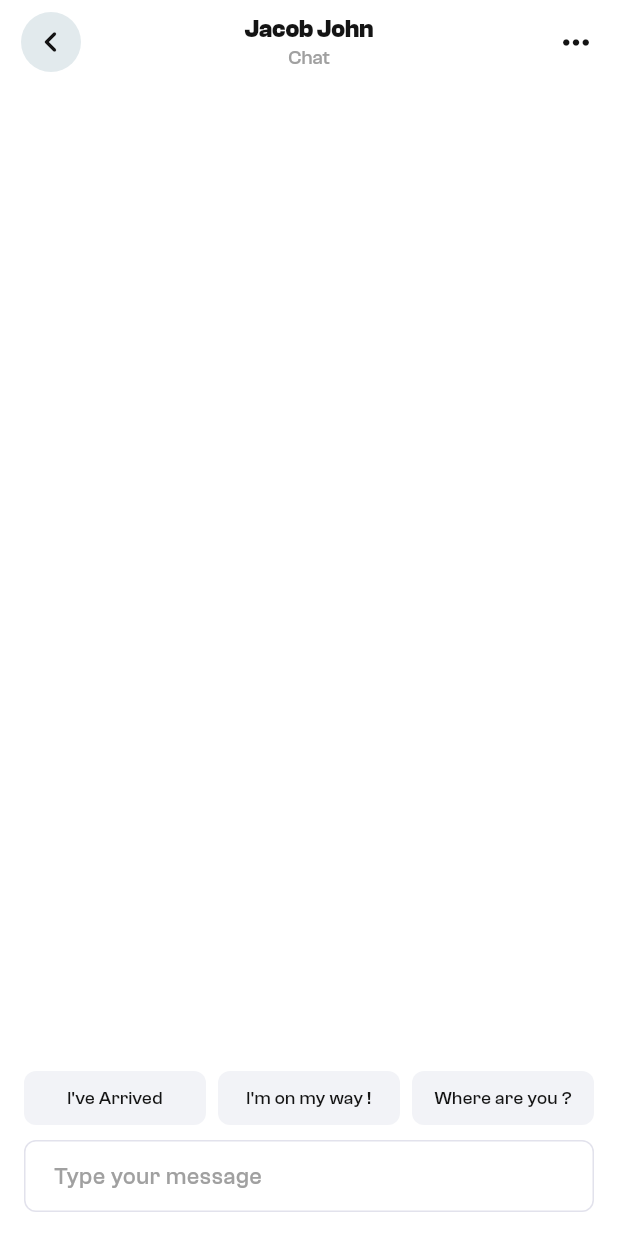
After one commit to SHIDULPP/drivefor_me, a Flutter app: the ChatScreen screen opened by its route, on a phone screen of 412 x 824 dp. The commit adds this screen. Run offline on Flutter 3.47's test engine with Material 3 defaults, Android fonts, the phone set to English and light mode, and no system bars; our stand-ins replace flutter_riverpod, flutter_svg, intl_phone_field, loading_indicator, pin_code_fields, shimmer.

Commit message:
added chat screen  with driver

```diff
--- a/lib/src/data/router/router.dart
+++ b/lib/src/data/router/router.dart
@@ -17,6 +17,7 @@ import 'package:driveforme_user/src/interfaces/onboarding/login_page.dart';
 import 'package:driveforme_user/src/interfaces/onboarding/registration_page.dart';
 import 'package:driveforme_user/src/interfaces/onboarding/splash_screen.dart';
 import 'package:driveforme_user/src/interfaces/main_pages/trip_pages/create_trip.dart';
+import 'package:driveforme_user/src/interfaces/main_pages/chat/chat_screeen.dart';
 import 'package:flutter/material.dart';
 //router file
 
@@ -181,6 +182,15 @@ Route<dynamic> generateRoute(RouteSettings? settings) {
               detailsArgs?['isOnline'],
         ),
         forcePickupTime: detailsArgs?['forcePickupTime'] == true,
+      );
+      transitionToUse = TransitionType.slideFromRight;
+      transitionDuration = const Duration(milliseconds: 400);
+      break;
+    case 'chat_screen':
+      final chatArgs = settings?.arguments as Map?;
+      page = ChatScreen(
+        participantName:
+            chatArgs?['participantName'] as String? ?? 'Jacob John',
       );
       transitionToUse = TransitionType.slideFromRight;
       transitionDuration = const Duration(milliseconds: 400);
--- /dev/null
+++ b/lib/src/interfaces/main_pages/chat/chat_screeen.dart
@@ -0,0 +1,216 @@
+import 'package:driveforme_user/src/data/constants/colour_constants.dart';
+import 'package:driveforme_user/src/data/constants/style_constants.dart';
+import 'package:flutter/material.dart';
+
+class ChatScreen extends StatefulWidget {
+  final String participantName;
+
+  const ChatScreen({
+    super.key,
+    this.participantName = 'Jacob John',
+  });
+
+  @override
+  State<ChatScreen> createState() => _ChatScreenState();
+}
+
+class _ChatScreenState extends State<ChatScreen> {
+  static const _quickReplies = [
+    "I've Arrived",
+    "I'm on my way !",
+    "Where are you ?",
+  ];
+
+  static const _chipBg = Color(0xFFF2F3F7);
+  static const _inputBorder = Color(0xFFE2E2EC);
+
+  final TextEditingController _messageController = TextEditingController();
+  final FocusNode _messageFocus = FocusNode();
+
+  @override
+  void dispose() {
+    _messageController.dispose();
+    _messageFocus.dispose();
+    super.dispose();
+  }
+
+  void _applyQuickReply(String text) {
+    setState(() {
+      _messageController.text = text;
+      _messageController.selection = TextSelection.collapsed(
+        offset: _messageController.text.length,
+      );
+    });
+    _messageFocus.requestFocus();
+  }
+
+  @override
+  Widget build(BuildContext context) {
+    final bottomInset = MediaQuery.paddingOf(context).bottom;
+
+    return Scaffold(
+      backgroundColor: kWhite,
+      resizeToAvoidBottomInset: true,
+      appBar: _ChatAppBar(
+        participantName: widget.participantName,
+        onBack: () => Navigator.of(context).maybePop(),
+      ),
+      body: Column(
+        children: [
+          const Expanded(child: SizedBox.expand()),
+          Padding(
+            padding: const EdgeInsets.fromLTRB(16, 0, 16, 10),
+            child: Row(
+              children: [
+                for (var i = 0; i < _quickReplies.length; i++) ...[
+                  if (i > 0) const SizedBox(width: 8),
+                  Expanded(
+                    child: _QuickReplyChip(
+                      label: _quickReplies[i],
+                      onTap: () => _applyQuickReply(_quickReplies[i]),
+                    ),
+                  ),
+                ],
+              ],
+            ),
+          ),
+          Padding(
+            padding: EdgeInsets.fromLTRB(16, 0, 16, bottomInset > 0 ? 8 : 16),
+            child: TextField(
+              controller: _messageController,
+              focusNode: _messageFocus,
+              textInputAction: TextInputAction.send,
+              onSubmitted: (_) => _messageController.clear(),
+              style: kStyle(kRegular, kSize15, color: kTextColor),
+              decoration: InputDecoration(
+                hintText: 'Type your message',
+                hintStyle: kStyle(kRegular, kSize15, color: kTripMutedLabel),
+                contentPadding: const EdgeInsets.symmetric(
+                  horizontal: 16,
+                  vertical: 14,
+                ),
+                filled: true,
+                fillColor: kWhite,
+                border: OutlineInputBorder(
+                  borderRadius: BorderRadius.circular(8),
+                  borderSide: const BorderSide(color: _inputBorder, width: 1),
+                ),
+                enabledBorder: OutlineInputBorder(
+                  borderRadius: BorderRadius.circular(8),
+                  borderSide: const BorderSide(color: _inputBorder, width: 1),
+                ),
+                focusedBorder: OutlineInputBorder(
+                  borderRadius: BorderRadius.circular(8),
+                  borderSide: const BorderSide(color: _inputBorder, width: 1),
+                ),
+              ),
+            ),
+          ),
+        ],
+      ),
+    );
+  }
+}
+
+class _ChatAppBar extends StatelessWidget implements PreferredSizeWidget {
+  final String participantName;
+  final VoidCallback onBack;
+
+  const _ChatAppBar({
+    required this.participantName,
+    required this.onBack,
+  });
+
+  @override
+  Size get preferredSize => const Size.fromHeight(kToolbarHeight);
+
+  @override
+  Widget build(BuildContext context) {
+    return AppBar(
+      backgroundColor: kWhite,
+      surfaceTintColor: kWhite,
+      elevation: 0,
+      scrolledUnderElevation: 0,
+      centerTitle: true,
+      leadingWidth: 56,
+      leading: Padding(
+        padding: const EdgeInsets.only(left: 12),
+        child: Center(
+          child: Material(
+            color: kTripCloseBtnBg,
+            shape: const CircleBorder(),
+            child: InkWell(
+              onTap: onBack,
+              customBorder: const CircleBorder(),
+              child: const SizedBox(
+                width: 40,
+                height: 40,
+                child: Icon(
+                  Icons.chevron_left_rounded,
+                  size: 28,
+                  color: kTextColor,
+                ),
+              ),
+            ),
+          ),
+        ),
+      ),
+      title: Column(
+        mainAxisSize: MainAxisSize.min,
+        children: [
+          Text(
+            participantName,
+            style: kStyle(kSemiBold, kSize16, color: kTextColor),
+          ),
+          const SizedBox(height: 2),
+          Text('Chat', style: kStyle(kRegular, kSize13, color: kTripMutedLabel)),
+        ],
+      ),
+      actions: [
+        IconButton(
+          onPressed: () {},
+          icon: const Icon(
+            Icons.more_horiz_rounded,
+            size: 26,
+            color: kTextColor,
+          ),
+          padding: const EdgeInsets.only(right: 8),
+        ),
+      ],
+    );
+  }
+}
+
+class _QuickReplyChip extends StatelessWidget {
+  final String label;
+  final VoidCallback onTap;
+
+  const _QuickReplyChip({
+    required this.label,
+    required this.onTap,
+  });
+
+  @override
+  Widget build(BuildContext context) {
+    return Material(
+      color: _ChatScreenState._chipBg,
+      borderRadius: BorderRadius.circular(8),
+      child: InkWell(
+        onTap: onTap,
+        borderRadius: BorderRadius.circular(8),
+        child: Padding(
+          padding: const EdgeInsets.symmetric(horizontal: 6, vertical: 11),
+          child: Center(
+            child: Text(
+              label,
+              maxLines: 1,
+              overflow: TextOverflow.ellipsis,
+              textAlign: TextAlign.center,
+              style: kStyle(kRegular, kSize12, color: kTextColor),
+            ),
+          ),
+        ),
+      ),
+    );
+  }
+}
--- a/lib/src/interfaces/main_pages/scheduled_trip_screens/scheduled_trip_details.dart
+++ b/lib/src/interfaces/main_pages/scheduled_trip_screens/scheduled_trip_details.dart
@@ -5,6 +5,7 @@ import 'package:driveforme_user/src/data/constants/style_constants.dart';
 import 'package:driveforme_user/src/data/services/navigation_services.dart';
 import 'package:driveforme_user/src/interfaces/components/primaryButton.dart';
 import 'package:driveforme_user/src/interfaces/main_pages/trip_pages/trip_completed.dart';
+import 'package:driveforme_user/src/interfaces/main_pages/waiting_driver/driver_found.dart';
 import 'package:flutter/material.dart';
 import 'package:intl/intl.dart';
 
@@ -66,7 +67,13 @@ class _ScheduledTripDetailsPageState extends State<ScheduledTripDetailsPage> {
   }
 
   static DateTime _truncateToMinute(DateTime value) {
-    return DateTime(value.year, value.month, value.day, value.hour, value.minute);
+    return DateTime(
+      value.year,
+      value.month,
+      value.day,
+      value.hour,
+      value.minute,
+    );
   }
 
   @override
@@ -105,14 +112,9 @@ class _ScheduledTripDetailsPageState extends State<ScheduledTripDetailsPage> {
   String get _dateLabel => 'Date : ${_dateFormat.format(widget.scheduledAt)}';
 
   void _onImAtPickup() {
-    NavigationService().pushNamedReplacement(
-      'waiting_driver',
-      arguments: {
-        'tripTitle': widget.tripTitle,
-        'tripId': widget.tripId,
-        ...tripPaymentArguments(widget.paymentType),
-      },
-    );
+    Navigator.of(
+      context,
+    ).push(MaterialPageRoute(builder: (context) => DriverFoundPage()));
   }
 
   @override
@@ -187,6 +189,14 @@ class _ScheduledTripDetailsPageState extends State<ScheduledTripDetailsPage> {
                       driverRating: widget.driverRating,
                       driverTrips: widget.driverTrips,
                       vehicleTypes: widget.vehicleTypes,
+                      onChat: () {
+                        NavigationService().pushNamed(
+                          'chat_screen',
+                          arguments: {
+                            'participantName': widget.driverName,
+                          },
+                        );
+                      },
                     ),
                     if (showCountdown) ...[
                       const SizedBox(height: 14),
@@ -227,7 +237,7 @@ class _ScheduledTripDetailsPageState extends State<ScheduledTripDetailsPage> {
               ],
             ),
             padding: EdgeInsets.fromLTRB(20, 14, 20, bottomInset + 16),
-            child: _isPickupTime
+            child: !_isPickupTime
                 ? Row(
                     children: [
                       Expanded(
@@ -303,9 +313,17 @@ class _ScheduledTripHeader extends StatelessWidget {
             Expanded(
               child: Column(
                 children: [
-                  Text(tripTitle, textAlign: TextAlign.center, style: kWaitingDriverTripTitleSB),
+                  Text(
+                    tripTitle,
+                    textAlign: TextAlign.center,
+                    style: kWaitingDriverTripTitleSB,
+                  ),
                   const SizedBox(height: 2),
-                  Text(tripId, textAlign: TextAlign.center, style: kWaitingDriverTripIdR),
+                  Text(
+                    tripId,
+                    textAlign: TextAlign.center,
+                    style: kWaitingDriverTripIdR,
+                  ),
                 ],
               ),
             ),
@@ -354,7 +372,12 @@ class _ScheduledBadge extends StatelessWidget {
           const SizedBox(width: 6),
           Text(
             'SCHEDULED',
-            style: kStyle(kSemiBold, kSize11, color: _scheduledText, letterSpacing: 0.4),
+            style: kStyle(
+              kSemiBold,
+              kSize11,
+              color: _scheduledText,
+              letterSpacing: 0.4,
+            ),
           ),
         ],
       ),
@@ -448,7 +471,11 @@ class _StatCell extends StatelessWidget {
         children: [
           Text(label, style: kScheduledTripStatLabelR),
           const SizedBox(height: 6),
-          Text(value, textAlign: TextAlign.center, style: kScheduledTripStatValueSB),
+          Text(
+            value,
+            textAlign: TextAlign.center,
+            style: kScheduledTripStatValueSB,
+          ),
         ],
       ),
     );
@@ -459,10 +486,7 @@ class _ScheduledRouteSection extends StatelessWidget {
   final String pickup;
   final String dropoff;
 
-  const _ScheduledRouteSection({
-    required this.pickup,
-    required this.dropoff,
-  });
+  const _ScheduledRouteSection({required this.pickup, required this.dropoff});
 
   @override
   Widget build(BuildContext context) {
@@ -536,12 +560,14 @@ class _ScheduledDriverCard extends StatelessWidget {
   final double driverRating;
   final int driverTrips;
   final String vehicleTypes;
+  final VoidCallback onChat;
 
   const _ScheduledDriverCard({
     required this.driverName,
     required this.driverRating,
     required this.driverTrips,
     required this.vehicleTypes,
+    required this.onChat,
   });
 
   @override
@@ -604,7 +630,7 @@ class _ScheduledDriverCard extends StatelessWidget {
           _DriverActionButton(
             color: kActiveGreen,
             icon: Icons.chat_bubble_outline_rounded,
-            onTap: () {},
+            onTap: onChat,
           ),
           const SizedBox(width: 8),
           _DriverActionButton(
--- a/lib/src/interfaces/main_pages/waiting_driver/driver_found.dart
+++ b/lib/src/interfaces/main_pages/waiting_driver/driver_found.dart
@@ -4,6 +4,7 @@ import 'dart:math';
 import 'package:driveforme_user/src/data/constants/colour_constants.dart';
 import 'package:driveforme_user/src/data/constants/style_constants.dart';
 import 'package:driveforme_user/src/interfaces/components/primaryButton.dart';
+import 'package:driveforme_user/src/interfaces/main_pages/chat/chat_screeen.dart';
 import 'package:driveforme_user/src/interfaces/main_pages/trip_pages/trip_completed.dart';
 import 'package:driveforme_user/src/interfaces/main_pages/trip_pages/trip_progress.dart';
 import 'package:flutter/material.dart';
@@ -470,7 +471,11 @@ class _DriverInfoCard extends StatelessWidget {
           _DriverActionButton(
             color: kActiveGreen,
             icon: Icons.chat_bubble_outline_rounded,
-            onTap: () {},
+            onTap: () {
+              Navigator.of(
+                context,
+              ).push(MaterialPageRoute(builder: (context) => ChatScreen()));
+            },
           ),
           const SizedBox(width: 8),
           _DriverActionButton(
```
